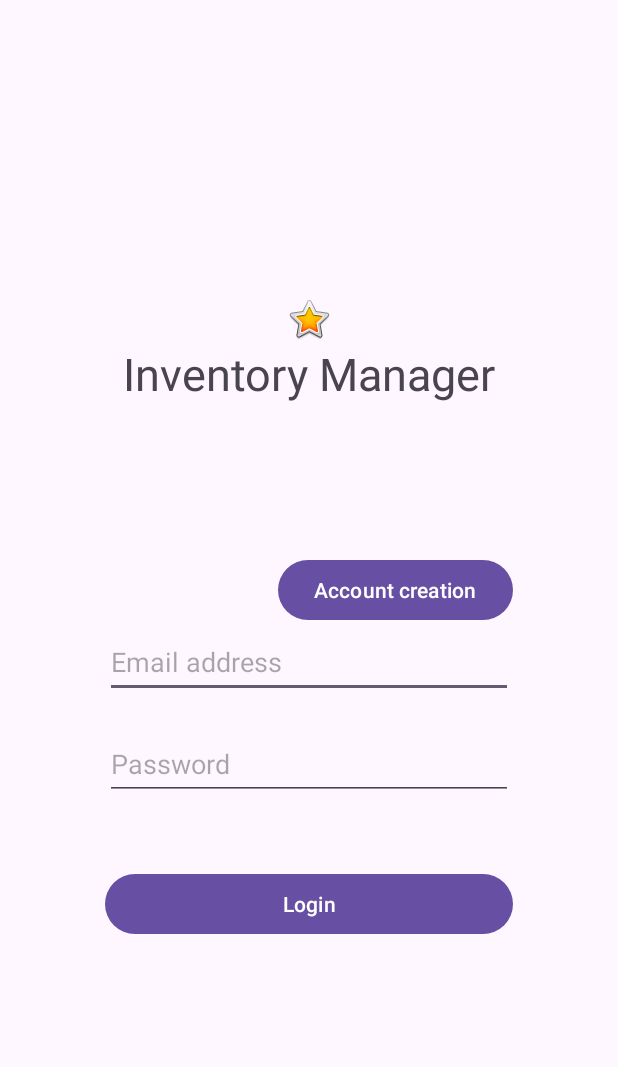
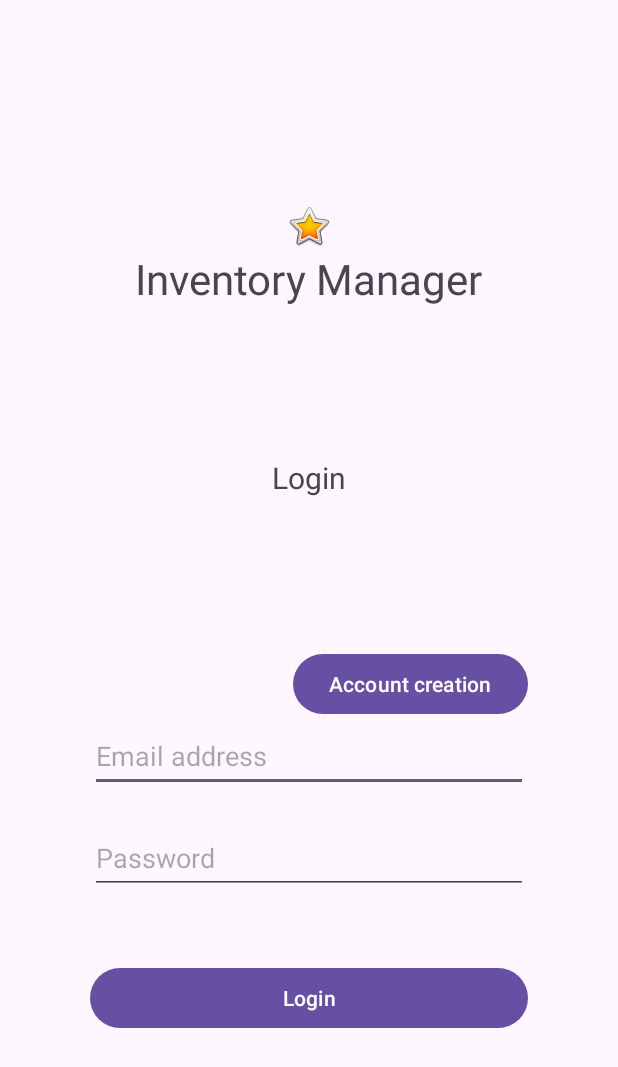
Before and after one commit to Vezna14/Inventaire-android, an Android app: the screen it shows after launch (MainActivity), after a tap on "Login", on a phone screen of 412 x 824 dp. Shown: the top 1067 px of the screen. Run offline under Robolectric (Android 15) with nearby library versions, the phone set to English and light mode, and no system bars; our stand-ins replace Room's generated code.

Commit message:
interraction DB Coroutine + incription et connexion OK

```diff
--- a/app/src/main/AndroidManifest.xml
+++ b/app/src/main/AndroidManifest.xml
@@ -13,6 +13,9 @@
         android:theme="@style/Theme.Pfa"
         tools:targetApi="31">
         <activity
+            android:name=".PageActivity"
+            android:exported="false" />
+        <activity
             android:name=".RegisterActivity"
             android:exported="false" />
         <activity
--- a/app/src/main/java/be/heh/pfa/MainActivity.kt
+++ b/app/src/main/java/be/heh/pfa/MainActivity.kt
@@ -1,18 +1,34 @@
 package be.heh.pfa
 
 import android.content.Intent
-import android.os.AsyncTask
 import androidx.appcompat.app.AppCompatActivity
 import android.os.Bundle
 import android.view.View
 import android.widget.Toast
+import androidx.room.Room
+import be.heh.pfa.db.MyDB
+import be.heh.pfa.model.User
 
 //importer les éléments du layout activity main
 import kotlinx.android.synthetic.main.activity_main.*
+import kotlinx.android.synthetic.main.activity_register.et_email_registerActivity
+import kotlinx.android.synthetic.main.activity_register.et_password_registerActivity
+import kotlinx.coroutines.Dispatchers
+import kotlinx.coroutines.GlobalScope
+import kotlinx.coroutines.launch
+import kotlinx.coroutines.withContext
+
 class MainActivity : AppCompatActivity() {
     override fun onCreate(savedInstanceState: Bundle?) {
         super.onCreate(savedInstanceState)
         setContentView(R.layout.activity_main)
+    }
+
+    override fun onStop() {
+        super.onStop()
+        //ne pas conserver le champ mdp de la vue login quand l'activité n'est plus visible à l'écran
+        et_password_mainActivity.text.clear()
+
     }
 
     fun mainLayoutClickEvent(v: View) {
@@ -23,21 +39,64 @@ class MainActivity : AppCompatActivity() {
     }
 
     private fun checkCredential() {
-        /*AsyncTask.execute {
-            val db = Room.databaseBuilder(applicationContext,MyDB::class.java, "MyDataBase").build()
-            val dao = db.userDao()
-            val dbL = dao?.getUserByEmailAndPassword(email,password)
-            var uL = User(
-                dbL?.id ?: 0,dbL?.email ?: "INDEFINI",dbL?.password ?: "INDEFINI",dbL?.canWrite ?: false
-            )
-            println(uL.toString())*/
-        Toast.makeText(this, "appui sur le btn login", Toast.LENGTH_SHORT).show()
+        var mail=et_email_mainActivity.text.toString()
+        var mdp = et_password_mainActivity.text.toString()
+
+        if (mail.isEmpty() || mdp.isEmpty()){
+            Toast.makeText(this, "Veuillez compléter tous les champs", Toast.LENGTH_SHORT).show()
+        }
+        else{
+            val user = User(0, mail, mdp)
+            // Utilisation de coroutines pour effectuer la vérif avec la DB de manière asynchrone
+            GlobalScope.launch(Dispatchers.IO) {
+                val db =Room.databaseBuilder(applicationContext, MyDB::class.java, "MyDataBase").build()
+                val dao = db.userDao()
+                //val dbl=dao.getAllUsers()
+
+                if(dao.getUserByEmailAndPassword(user.email,user.password) != null){
+                    goToPageActivity()
+
+                }
+                else{
+                    withContext(Dispatchers.Main){Toast.makeText(applicationContext,"identifiants incorrectes",Toast.LENGTH_SHORT).show()}
+
+                    }
+
+
+
+        }
+
+
+
+
+
+            //Toast.makeText(this, dbl.toString(), Toast.LENGTH_SHORT).show()
+           //Log.i("MainActivity", dbl.toString())
+            //val dbL = dao?.getUserByEmailAndPassword(email, password)
+            /*var uL = User(
+                dbL?.id ?: 0,
+                dbL?.email ?: "INDEFINI",
+                dbL?.password ?: "INDEFINI",
+                dbL?.canWrite ?: false
+            )*/
+
+            //Toast.makeText(this, "appui sur le btn login", Toast.LENGTH_SHORT).show()
+
+        }
+    }
+
+    private fun goToRegisterActivity(){
+
+        val intent = Intent(this,RegisterActivity::class.java)
+        startActivity(intent)
 
     }
 
-    private fun goToRegisterActivity(){
-        val intent = Intent(this,RegisterActivity::class.java)
+    private fun goToPageActivity(){
+
+        val intent = Intent(this@MainActivity, PageActivity::class.java)
         startActivity(intent)
+
     }
 
 
--- a/app/src/main/java/be/heh/pfa/db/UserRecord.kt
+++ b/app/src/main/java/be/heh/pfa/db/UserRecord.kt
@@ -7,9 +7,8 @@ import androidx.room.PrimaryKey
 // Classe d'entité Room (utilisée pour représenter la structure de la base de données)
 @Entity(tableName = "users")
 data class UserRecord(
-    @PrimaryKey(autoGenerate = true)
-    val id: Long = 0,
+    @PrimaryKey(autoGenerate = true) val id: Long = 0,
     val email: String,
     val password: String,
-    val canWrite: Boolean
+    val canWrite: Boolean = false
 )
--- a/app/src/main/res/layout/activity_main.xml
+++ b/app/src/main/res/layout/activity_main.xml
@@ -7,7 +7,8 @@
     android:gravity="center"
     android:orientation="vertical"
     tools:context=".MainActivity"
-    android:padding="70dp">
+    android:padding="60dp"
+    >
 
 
     <ImageView
@@ -22,7 +23,14 @@
         android:layout_height="wrap_content"
         android:layout_marginBottom="100dp"
         android:text="@string/inventory_manager"
-        android:textSize="30sp" />
+        android:layout_gravity="center"
+        android:textSize="28sp" />
+    <TextView
+        android:layout_width="wrap_content"
+        android:layout_height="wrap_content"
+        android:layout_marginBottom="100dp"
+        android:text="@string/login"
+        android:textSize="20sp" />
 
 
     <!-- Button create account -->
@@ -30,14 +38,14 @@
         android:id="@+id/btn_createAccount_mainActivity"
         android:layout_width="wrap_content"
         android:layout_height="wrap_content"
-        android:layout_gravity="right"
+        android:layout_gravity="end"
         android:onClick="mainLayoutClickEvent"
         android:text="@string/account_creation"/>
 
     <!-- Login -->
 
     <EditText
-        android:id="@+id/et_email_main"
+        android:id="@+id/et_email_mainActivity"
         android:inputType="textEmailAddress"
         android:layout_width="match_parent"
         android:layout_height="wrap_content"
@@ -48,7 +56,7 @@
     <!-- password -->
 
     <EditText
-        android:id="@+id/et_password_main"
+        android:id="@+id/et_password_mainActivity"
         android:layout_width="match_parent"
         android:layout_height="wrap_content"
         android:layout_marginBottom="20sp"
--- a/app/src/main/res/layout/activity_register.xml
+++ b/app/src/main/res/layout/activity_register.xml
@@ -7,7 +7,7 @@
     android:gravity="center"
     android:orientation="vertical"
     tools:context=".RegisterActivity"
-    android:padding="70dp">
+    android:padding="60dp">
 
 
     <ImageView
@@ -22,7 +22,7 @@
         android:layout_height="wrap_content"
         android:layout_marginBottom="100dp"
         android:text="@string/inventory_manager"
-        android:textSize="30sp" />
+        android:textSize="28sp" />
 
     <!-- Login -->
 
```
Also changed, not shown: app/src/main/java/be/heh/pfa/PageActivity.kt (added, +12 -0 lines), app/src/main/java/be/heh/pfa/RegisterActivity.kt (+48 -9 lines), app/src/main/java/be/heh/pfa/db/UserDao.kt (+7 -7 lines), app/src/main/res/layout/activity_page.xml (added, +22 -0 lines).
